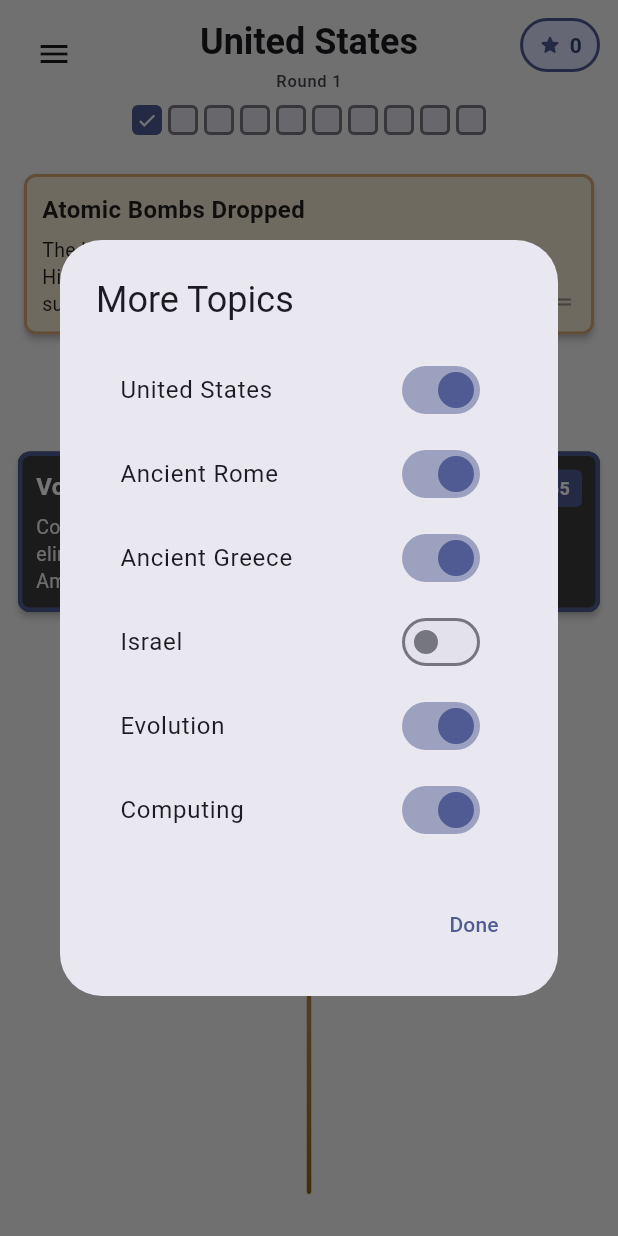
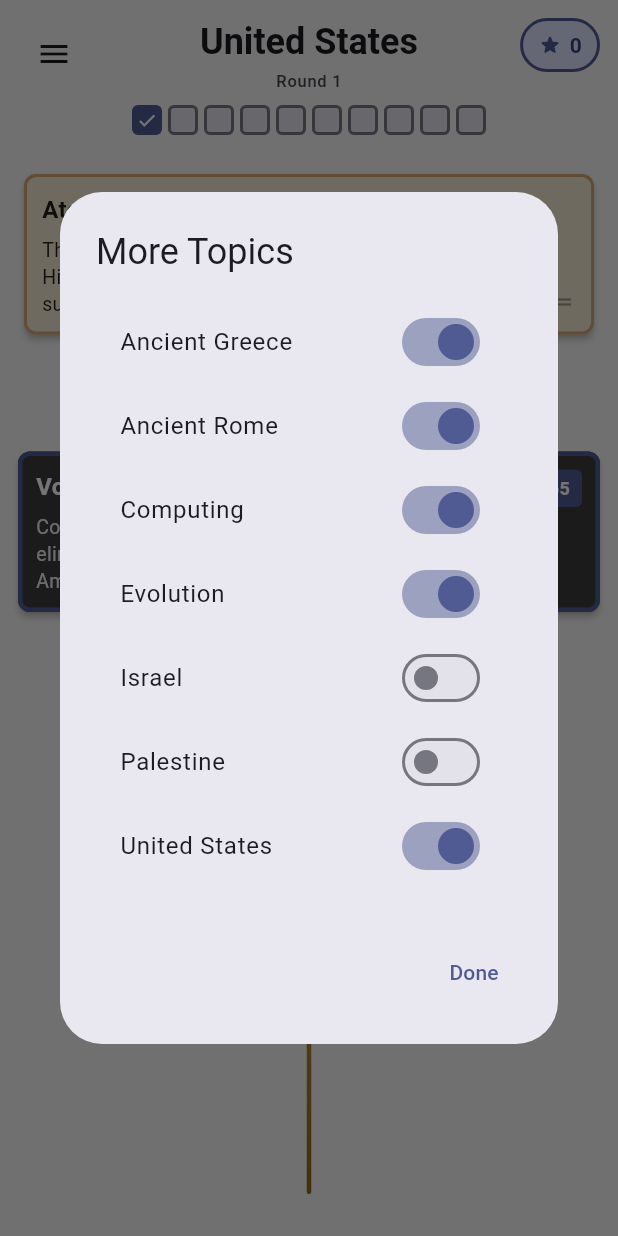
Before and after one commit to elifiner/finer-history, a Flutter app: the screen it shows after launch, in the side drawer, after a tap on "More Topics", on a phone screen of 412 x 824 dp. Run offline on Flutter 3.47's test engine with Material 3 defaults, Android fonts, the phone set to English and light mode, and no system bars; our stand-ins replace shared_preferences.

Commit message:
Add scroll support and alphabetical sorting to topic selection
- Add scroll support to topic selection dialog with fixed height (400px)
- Sort topics alphabetically in both drawer and dialog
- Update pubspec.yaml to include all assets in data/ directory automatically

```diff
--- a/lib/screens/game_screen.dart
+++ b/lib/screens/game_screen.dart
@@ -2,6 +2,7 @@ import 'package:flutter/material.dart';
 import 'package:provider/provider.dart';
 import '../providers/game_provider.dart';
 import '../models/game_state.dart';
+import '../models/history_topic.dart';
 import '../widgets/timeline_widget.dart';
 import '../widgets/event_card.dart';
 import '../widgets/score_summary.dart';
@@ -319,7 +320,11 @@ class GameScreen extends StatelessWidget {
             },
           ),
           const Divider(),
-          ...gameProvider.availableTopics.map((topic) {
+          ...() {
+            final sortedTopics = List<HistoryTopic>.from(
+              gameProvider.availableTopics,
+            )..sort((a, b) => a.displayName.compareTo(b.displayName));
+            return sortedTopics.map((topic) {
               final isSelected = gameProvider.currentTopic?.id == topic.id;
               return ListTile(
                 leading: Icon(
@@ -332,10 +337,13 @@ class GameScreen extends StatelessWidget {
                 title: Text(
                   topic.displayName,
                   style: theme.textTheme.bodyLarge?.copyWith(
-                  fontWeight: isSelected ? FontWeight.bold : FontWeight.normal,
+                    fontWeight: isSelected
+                        ? FontWeight.bold
+                        : FontWeight.normal,
                     color: isSelected
                         ? colorScheme.primary
-                      : theme.listTileTheme.textColor ?? colorScheme.onSurface,
+                        : theme.listTileTheme.textColor ??
+                              colorScheme.onSurface,
                   ),
                 ),
                 selected: isSelected,
@@ -347,7 +355,8 @@ class GameScreen extends StatelessWidget {
                   gameProvider.switchTopic(topic);
                 },
               );
-          }),
+            });
+          }(),
         ],
       ),
     );
--- a/lib/widgets/topic_selection_dialog.dart
+++ b/lib/widgets/topic_selection_dialog.dart
@@ -30,11 +30,15 @@ class TopicSelectionDialog extends StatelessWidget {
                   );
                 }
 
-                return ListView.builder(
-                  shrinkWrap: true,
-                  itemCount: allTopics.length,
+                final sortedTopics = List.from(allTopics)
+                  ..sort((a, b) => a.displayName.compareTo(b.displayName));
+
+                return SizedBox(
+                  height: 400,
+                  child: ListView.builder(
+                    itemCount: sortedTopics.length,
                     itemBuilder: (context, index) {
-                    final topic = allTopics[index];
+                      final topic = sortedTopics[index];
                       final isEnabled = provider.isTopicEnabled(topic.id);
 
                       return SwitchListTile(
@@ -49,6 +53,7 @@ class TopicSelectionDialog extends StatelessWidget {
                         activeColor: colorScheme.primary,
                       );
                     },
+                  ),
                 );
               },
             ),
```
Also changed, not shown: pubspec.yaml (+1 -6 lines). Lines whose indentation alone changed are shown as unchanged.
